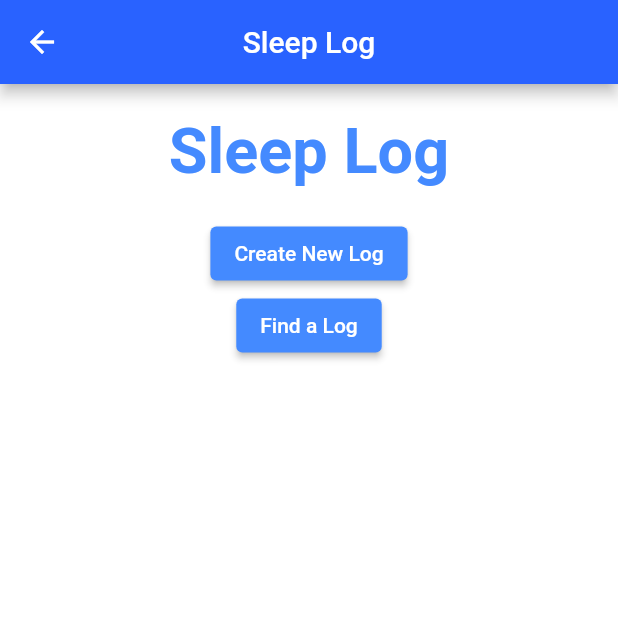
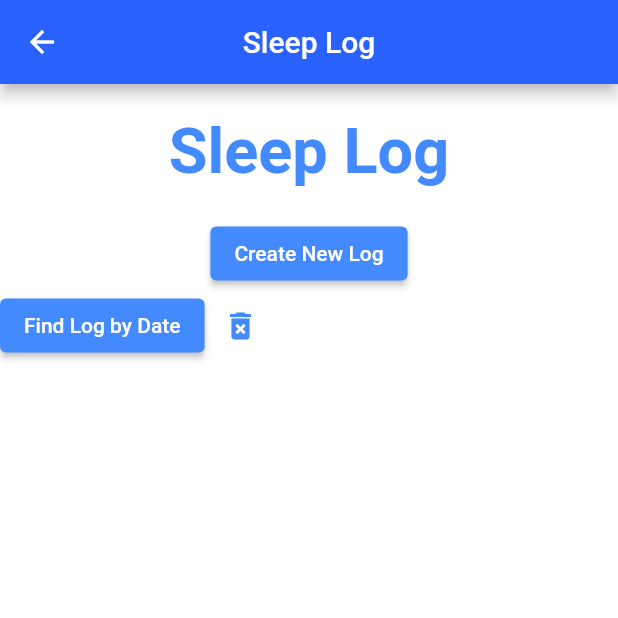
Before and after one commit to Snail51/SweetDreams, a Flutter app: the SleepLogPage screen opened directly with empty values, on a phone screen of 412 x 824 dp, the top half of it. Run offline on Flutter 3.47's test engine with Material 2 defaults, Android fonts, the phone set to English and light mode, and no system bars; our stand-ins replace flutter_rating_bar.

Commit message:
Find log by date & Scrollable view page
Button "Find Log by Date" prompts user for a date.  The list will update such that Logs more than 24 hours away from NOON on the given date will not be shown. IconButton with trash can resets the view to showing all entries.

Also made sleepLogToWidgit in sleep_log.dart return a scrollable ListView widgit instead of a column.

```diff
--- a/lib/dreams/views/sleep_log.dart
+++ b/lib/dreams/views/sleep_log.dart
@@ -1,5 +1,6 @@
 import 'package:flutter/cupertino.dart';
 import 'package:flutter/material.dart';
+import 'package:intl/intl.dart';
 import '../views/create_log.dart';
 import 'package:units/database.dart';
 
@@ -20,11 +21,37 @@ class _SleepLogPageState extends State<SleepLogPage> {
     super.initState();
   }
 
-  DateTime selectedDate = DateTime.now();
+  DateTime selectedDate = DateTime.fromMicrosecondsSinceEpoch(0);
+  String labelSelectButton = "Find Log by Date";
+
+  bool isOnSameDay(DateTime first, DateTime second)
+  {
+    Duration diff = first.difference(second);
+    diff = diff.abs();
+    if(diff.inDays <= 1)
+      {
+        return true;
+      }
+    else
+      {
+        return false;
+      }
+
+  }
+
+  DateTime returnEpoch()
+  {
+    return DateTime.fromMicrosecondsSinceEpoch(0);
+  }
 
   Widget sleepLogToWidget() {
     List<Widget> content = [];
-    for (int i = 0; i < widget.database.getData().length; i++) {
+    for (int i = 0; i < widget.database.getData().length; i++)
+    {
+      if(selectedDate != returnEpoch())
+        {
+          if(isOnSameDay(widget.database.getData()[i].sleep, selectedDate))
+          {
             content.add(Row(
               mainAxisAlignment: MainAxisAlignment.center,
               children: <Widget>[
@@ -35,19 +62,47 @@ class _SleepLogPageState extends State<SleepLogPage> {
               ],
             ),);
           }
-    return Column(
+        }
+      else {
+        content.add(Row(
+          mainAxisAlignment: MainAxisAlignment.center,
           children: <Widget>[
-        Column(
-          mainAxisAlignment: MainAxisAlignment.center,
-          children: content,
-        ),
+            Flex(direction: Axis.horizontal,
+                children: [widget.database.getData(index: i)[0].toWidget()]),
+            IconButton(
+                onPressed: () => editEvent(i), icon: const Icon(Icons.edit)),
           ],
+        ),);
+      }
+    }
+    return Expanded(child: ListView.separated(
+        padding: const EdgeInsets.all(8),
+        itemCount: content.length,
+        itemBuilder: (BuildContext context, int index)
+        {
+          return Container(
+          height: 100,
+          color: Colors.blueAccent,
+          child: content[index],
           );
+        },
+        separatorBuilder: (BuildContext context, int index) => const Divider(),
+        addAutomaticKeepAlives: false,
+    ));
+
   }
 
   void editEvent(int index)
   {
     print("MESSAGE" + index.toString());
+  }
+
+  void nullDateSelection()
+  {
+    setState(() {
+      selectedDate = returnEpoch();
+      labelSelectButton = "Find Log by Date";
+    });
   }
 
   @override
@@ -56,13 +111,14 @@ class _SleepLogPageState extends State<SleepLogPage> {
     _selectDate(BuildContext context) async{ //Date Picker Popup
       final DateTime? picked = await showDatePicker(
         context: context,
-        initialDate: selectedDate, // Refer step 1
+        initialDate: DateTime.now(), // Refer step 1
         firstDate: DateTime(2000),
         lastDate: DateTime(2025),
       );
       if (picked != null && picked != selectedDate)
         setState(() {
-          selectedDate = picked;
+          selectedDate = picked.add(Duration(hours: 12));
+          labelSelectButton = DateFormat.MMMd().format(selectedDate) + ", " + DateFormat.y().format(selectedDate);
         });
     }
 
@@ -90,12 +146,17 @@ class _SleepLogPageState extends State<SleepLogPage> {
                 Navigator.push(context, MaterialPageRoute(builder: (context) => CreateLogPage(database: widget.database)));
                 },
             ),
+            Row(
+              children: <Widget>[
                 ElevatedButton(
                     style: ElevatedButton.styleFrom(
                         primary: Colors.blueAccent
                     ),
-          child: Text('Find a Log'),
+                    child: Text(labelSelectButton),
                     onPressed: () => _selectDate(context)
+                ),
+                IconButton(onPressed: () => nullDateSelection(), icon: const Icon(Icons.delete_forever), color: Colors.blueAccent,)
+              ],
             ),
             sleepLogToWidget()
           ],
```
Also changed, not shown: lib/database.dart (+18 -3 lines). Lines whose indentation alone changed are shown as unchanged.
